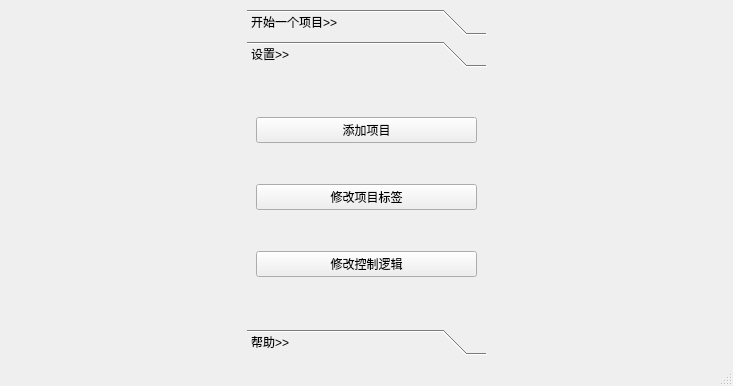
Above: res/ui/launch.ui from LiYorange/MyOFP2.0 before the change. Below: the same form after it.
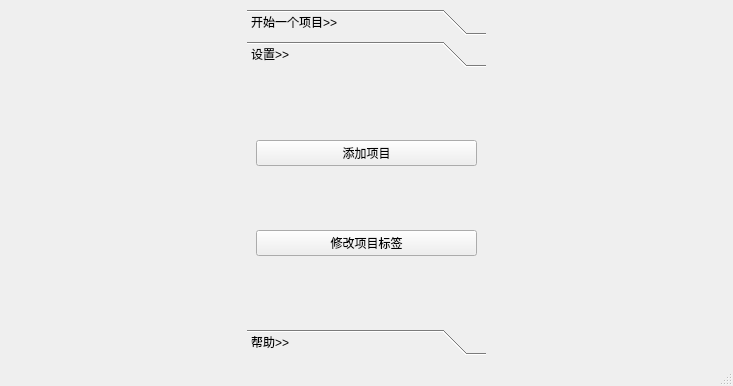
That is the form after the change. The open tabs and pages were chosen to show the change. Icons and pictures are not drawn.

The edit to the form file:
```diff
--- a/res/ui/launch.ui
+++ b/res/ui/launch.ui
@@ -141,8 +141,8 @@
         <rect>
          <x>0</x>
          <y>0</y>
-         <width>185</width>
-         <height>158</height>
+         <width>235</width>
+         <height>247</height>
         </rect>
        </property>
        <attribute name="icon">
@@ -175,17 +175,6 @@
           </property>
          </widget>
         </item>
-        <item>
-         <widget class="QPushButton" name="revise_logic_button">
-          <property name="text">
-           <string>修改控制逻辑</string>
-          </property>
-          <property name="icon">
-           <iconset resource="../icon/launch.qrc">
-            <normaloff>:/设置/修改控制逻辑.png</normaloff>:/设置/修改控制逻辑.png</iconset>
-          </property>
-         </widget>
-        </item>
        </layout>
       </widget>
       <widget class="QWidget" name="page_3">
```
Left out of the diff: 8 changed lines with no effect on the pictures.
